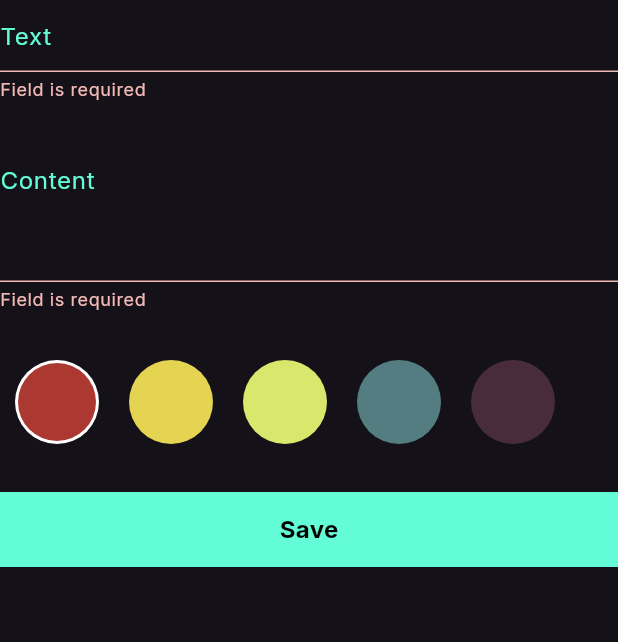
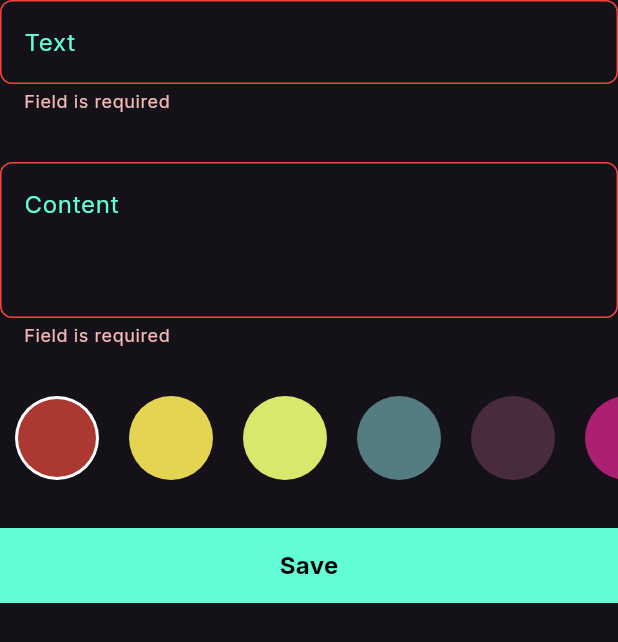
Before and after one commit to Mohamed-Naguib22/notes_app, a Flutter app: the AddNoteForm widget shown alone on an empty page, opened directly, after a tap on "Save", on a phone screen of 412 x 824 dp. Shown: the top 642 px of the screen. Run offline on Flutter 3.47's test engine with Material 3 defaults, Android fonts, the phone set to English and light mode, and no system bars; our stand-ins replace flutter_bloc, google_fonts, hive, hive_flutter, modal_progress_hud_nsn; accounts and stored records are empty.

Commit message:
feat: add edit note

```diff
--- a/lib/cubits/get_notes_states.dart
+++ b/lib/cubits/get_notes_states.dart
@@ -1,5 +1,3 @@
-import 'package:notes_app/models/note_model.dart';
-
 abstract class GetNoteState {}
 
 class GetNoteLoading extends GetNoteState {}
--- a/lib/main.dart
+++ b/lib/main.dart
@@ -2,12 +2,9 @@ import 'package:flutter/material.dart';
 import 'package:flutter_bloc/flutter_bloc.dart';
 import 'package:google_fonts/google_fonts.dart';
 import 'package:hive_flutter/adapters.dart';
-import 'package:notes_app/cubits/add_note_cubit.dart';
 import 'package:notes_app/cubits/get_notes_cubit.dart';
-import 'package:notes_app/cubits/get_notes_states.dart';
 import 'package:notes_app/models/note_model.dart';
 import 'package:notes_app/pages/home_page.dart';
-import 'package:notes_app/simple_bloc_observer.dart';
 
 void main() async {
   await Hive.initFlutter();
--- a/lib/models/note_model.dart
+++ b/lib/models/note_model.dart
@@ -2,11 +2,11 @@ import 'package:hive/hive.dart';
 part 'note_model.g.dart';
 
 @HiveType(typeId: 0)
-class NoteModel {
+class NoteModel extends HiveObject {
   @HiveField(0)
-  final String title;
+  String title;
   @HiveField(1)
-  final String content;
+  String content;
   @HiveField(2)
   final String date;
   @HiveField(3)
--- a/lib/utils/constants.dart
+++ b/lib/utils/constants.dart
@@ -1,3 +1,13 @@
 import 'package:flutter/material.dart';
 
 const Color kPrimaryColor = Color(0xff62FCD7);
+
+List<Color> kColorsList = const [
+  Color(0xffAC3931),
+  Color(0xffE5D352),
+  Color(0xffD9E76C),
+  Color(0xff537D80),
+  Color(0xff482C3D),
+  Color.fromARGB(255, 172, 31, 115),
+  Color.fromARGB(255, 113, 70, 230),
+];
--- a/lib/widgets/add_note_form.dart
+++ b/lib/widgets/add_note_form.dart
@@ -47,28 +47,25 @@ class _AddNoteFormState extends State<AddNoteForm> {
           const SizedBox(
             height: 32,
           ),
-          ColorsListView(),
+          const ColorsListView(),
           const SizedBox(
             height: 32,
           ),
           CustomButton(
-            onTap: (){
+            onTap: () {
               if (formKey.currentState!.validate()) {
                 formKey.currentState!.save();
 
                 var noteModel = NoteModel(
                   title: title!,
                   content: content!,
-                  date: DateFormat('dd-mm-yyyy').format(DateTime.now()),
+                  date: DateFormat('dd-MM-yyyy').format(DateTime.now()),
                   color: Colors.blue.value,
                 );
                 BlocProvider.of<AddNoteCubit>(context).addNote(noteModel);
-              }
-              else {
+              } else {
                 autovalidateMode = AutovalidateMode.always;
-                setState(() {
-
-                });
+                setState(() {});
               }
             },
           ),
--- a/lib/widgets/colors_list_view.dart
+++ b/lib/widgets/colors_list_view.dart
@@ -1,6 +1,7 @@
 import 'package:flutter/material.dart';
 import 'package:flutter_bloc/flutter_bloc.dart';
 import 'package:notes_app/cubits/add_note_cubit.dart';
+import 'package:notes_app/utils/constants.dart';
 import 'package:notes_app/widgets/color_item.dart';
 
 class ColorsListView extends StatefulWidget {
@@ -13,20 +14,12 @@ class ColorsListView extends StatefulWidget {
 class _ColorsListViewState extends State<ColorsListView> {
   int currentIndex = 0;
 
-  List<Color> colors = const [
-    Color(0xffAC3931),
-    Color(0xffE5D352),
-    Color(0xffD9E76C),
-    Color(0xff537D80),
-    Color(0xff482C3D),
-  ];
-
   @override
   Widget build(BuildContext context) {
     return SizedBox(
       height: 56,
       child: ListView.builder(
-        itemCount: colors.length,
+        itemCount: kColorsList.length,
         scrollDirection: Axis.horizontal,
         itemBuilder: (context, index) {
           return Padding(
@@ -34,12 +27,12 @@ class _ColorsListViewState extends State<ColorsListView> {
             child: GestureDetector(
               onTap: () {
                 currentIndex = index;
-                BlocProvider.of<AddNoteCubit>(context).color = colors[currentIndex];
-                setState(() {
-
-                });
+                BlocProvider.of<AddNoteCubit>(context).color =
+                    kColorsList[currentIndex];
+                setState(() {});
               },
-              child: ColorItem(color: colors[index] , isActive: currentIndex == index),
+              child: ColorItem(
+                  color: kColorsList[index], isActive: currentIndex == index),
             ),
           );
         },
--- a/lib/widgets/custom_text_field.dart
+++ b/lib/widgets/custom_text_field.dart
@@ -3,21 +3,26 @@ import 'package:notes_app/utils/constants.dart';
 
 class CustomTextField extends StatelessWidget {
   const CustomTextField(
-      {super.key, required this.hint, required this.maxLines, this.onSaved});
+      {super.key,
+      required this.hint,
+      required this.maxLines,
+      this.onSaved,
+      this.onChanged});
 
   final int maxLines;
   final String hint;
   final void Function(String?)? onSaved;
+  final void Function(String?)? onChanged;
 
   @override
   Widget build(BuildContext context) {
     return TextFormField(
       onSaved: onSaved,
+      onChanged: onChanged,
       validator: (value) {
         if (value?.isEmpty ?? true) {
           return "Field is required";
-        }
-        else {
+        } else {
           return null;
         }
       },
@@ -29,6 +34,8 @@ class CustomTextField extends StatelessWidget {
         hintStyle: const TextStyle(color: kPrimaryColor),
         enabledBorder: buildBorder(),
         focusedBorder: buildBorder(kPrimaryColor),
+        errorBorder: buildBorder(Colors.red),
+        border: buildBorder(),
       ),
     );
   }
```
Also changed, not shown: lib/pages/edit_note_view.dart (added, +20 -0 lines), lib/pages/home_page.dart (+7 -4 lines), lib/widgets/custom_app_bar.dart (+12 -12 lines), lib/widgets/custom_icon.dart (added, +27 -0 lines), lib/widgets/edit_note_body.dart (added, +113 -0 lines), lib/widgets/note_item.dart (+9 -1 lines). Lines whose indentation alone changed are shown as unchanged.
